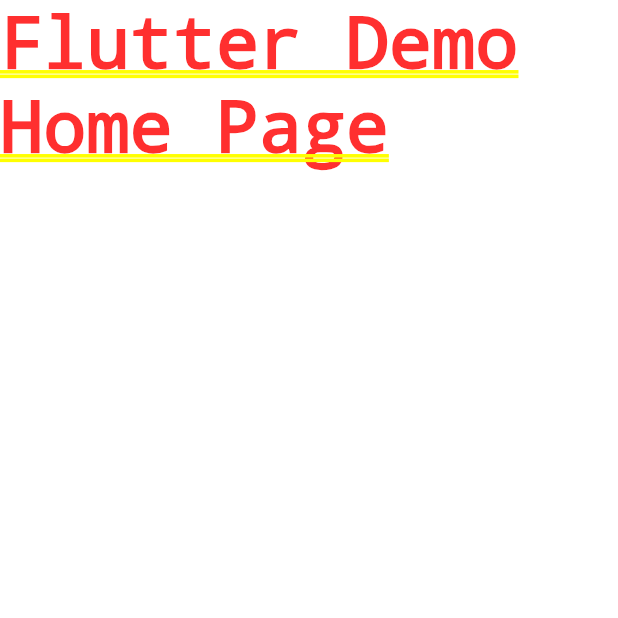
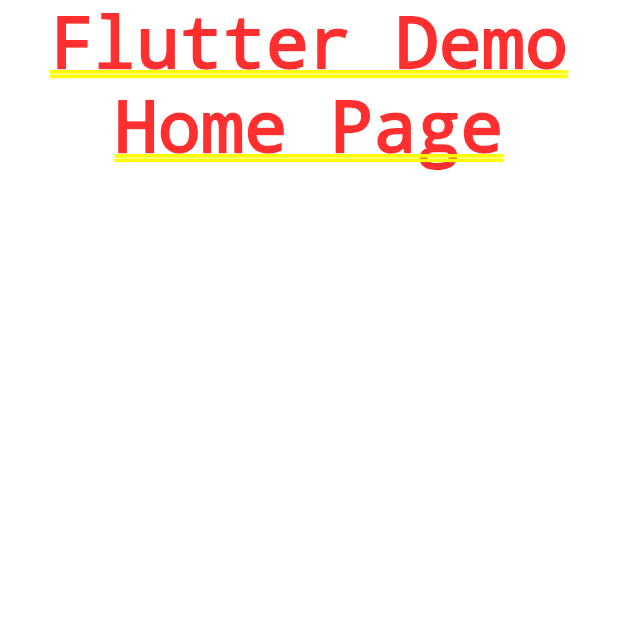
Before and after one commit to ototococo/first_flutter_app, a Flutter app: the screen it shows after launch, on a phone screen of 412 x 824 dp, the top half of it. Run offline on Flutter 3.47's test engine with Material 2 defaults, Android fonts, the phone set to English and light mode, and no system bars.

Commit message:
textAlign: TextAlign.center 추가

```diff
--- a/lib/main.dart
+++ b/lib/main.dart
@@ -31,7 +31,7 @@ class MyApp extends StatelessWidget {
         colorScheme: ColorScheme.fromSeed(seedColor: Colors.deepPurple),
         useMaterial3: true,
       ),
-      home: Text('Flutter Demo Home Page'),
+      home: Text('Flutter Demo Home Page',textAlign: TextAlign.center),
     );
   }
 }
```
